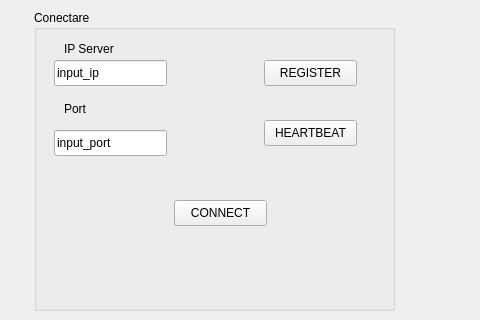
First picture: the form in client/mainwindows.ui, repository teonegura21/NetworkDeviceMonitor_Retele, before the edit; both pictures show x 96 to 576 and y 0 to 320 of the 800 by 600 pixel window.
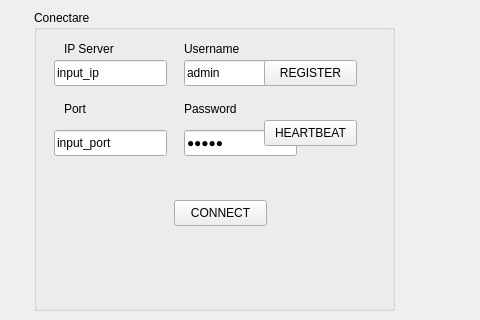
Second picture: the form after the edit.

```diff
--- a/client/mainwindows.ui
+++ b/client/mainwindows.ui
@@ -78,6 +78,61 @@
       <string>input_port</string>
      </property>
     </widget>
+    <widget class="QLabel" name="label_3">
+     <property name="geometry">
+      <rect>
+       <x>150</x>
+       <y>30</y>
+       <width>80</width>
+       <height>18</height>
+      </rect>
+     </property>
+     <property name="text">
+      <string>Username</string>
+     </property>
+    </widget>
+    <widget class="QLineEdit" name="input_username">
+     <property name="geometry">
+      <rect>
+       <x>150</x>
+       <y>50</y>
+       <width>113</width>
+       <height>26</height>
+      </rect>
+     </property>
+     <property name="text">
+      <string>admin</string>
+     </property>
+    </widget>
+    <widget class="QLabel" name="label_4">
+     <property name="geometry">
+      <rect>
+       <x>150</x>
+       <y>90</y>
+       <width>80</width>
+       <height>18</height>
+      </rect>
+     </property>
+     <property name="text">
+      <string>Password</string>
+     </property>
+    </widget>
+    <widget class="QLineEdit" name="input_password">
+     <property name="geometry">
+      <rect>
+       <x>150</x>
+       <y>120</y>
+       <width>113</width>
+       <height>26</height>
+      </rect>
+     </property>
+     <property name="text">
+      <string>admin</string>
+     </property>
+     <property name="echoMode">
+      <enum>QLineEdit::EchoMode::Password</enum>
+     </property>
+    </widget>
     <widget class="QPushButton" name="btn_connect">
      <property name="geometry">
       <rect>
```
